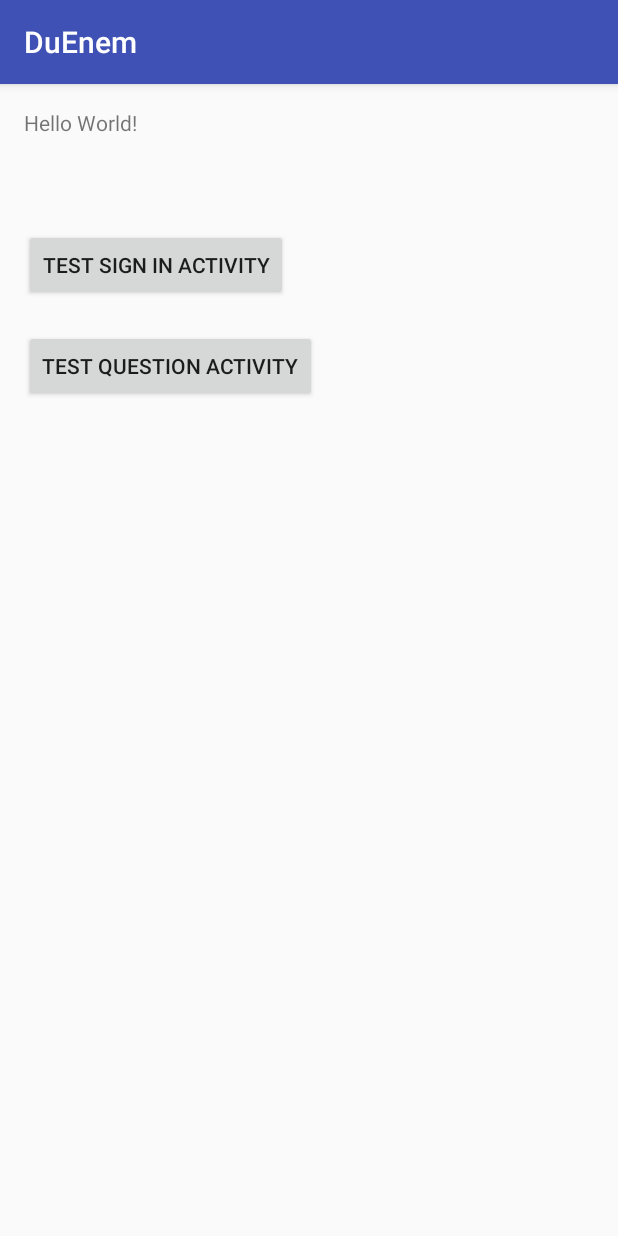
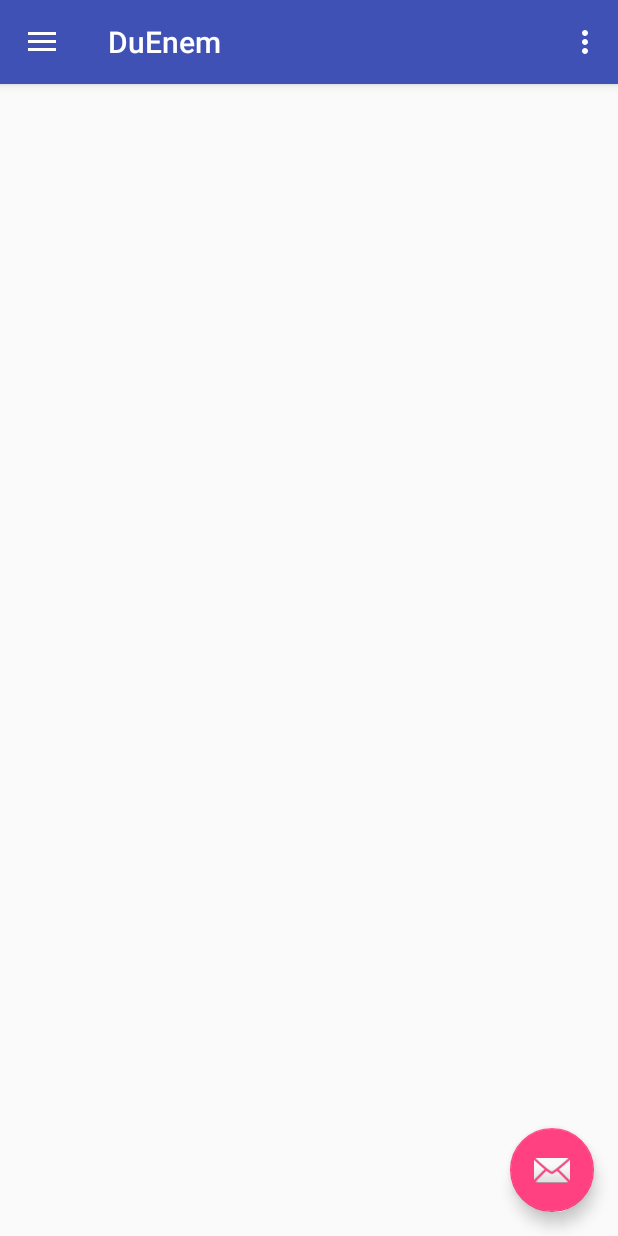
Before and after one commit to leandrovianna/DuEnem, an Android app: the screen it shows after launch (MainActivity before the commit, HomeActivity after it), on a phone screen of 412 x 824 dp. Run offline under Robolectric (Android 15) with nearby library versions, the phone set to English and light mode, and no system bars; our stand-ins replace Firebase (no records; nobody signed in at launch, a user with empty details on screens opened directly), Picasso.

Commit message:
Add Home Activity with Navigation Drawer

```diff
--- /dev/null
+++ b/app/src/main/java/com/alpha/duenem/HomeActivity.java
@@ -0,0 +1,149 @@
+package com.alpha.duenem;
+
+import android.content.Context;
+import android.content.Intent;
+import android.database.Cursor;
+import android.os.Bundle;
+import android.support.design.widget.FloatingActionButton;
+import android.support.design.widget.Snackbar;
+import android.support.v4.widget.CursorAdapter;
+import android.util.Log;
+import android.view.View;
+import android.support.design.widget.NavigationView;
+import android.support.v4.view.GravityCompat;
+import android.support.v4.widget.DrawerLayout;
+import android.support.v7.app.ActionBarDrawerToggle;
+import android.support.v7.app.AppCompatActivity;
+import android.support.v7.widget.Toolbar;
+import android.view.Menu;
+import android.view.MenuItem;
+import android.view.ViewGroup;
+import android.widget.ImageView;
+import android.widget.Spinner;
+import android.widget.TextView;
+
+import com.google.firebase.auth.FirebaseAuth;
+import com.google.firebase.auth.FirebaseUser;
+import com.squareup.picasso.Picasso;
+
+public class HomeActivity extends AppCompatActivity
+        implements NavigationView.OnNavigationItemSelectedListener {
+
+    private static final String TAG = HomeActivity.class.getSimpleName();
+    private DrawerLayout mDrawer;
+    private ActionBarDrawerToggle mToggle;
+
+    private FirebaseAuth mAuth;
+
+    @Override
+    protected void onCreate(Bundle savedInstanceState) {
+        super.onCreate(savedInstanceState);
+        setContentView(R.layout.activity_home);
+        Toolbar toolbar = (Toolbar) findViewById(R.id.toolbar);
+        setSupportActionBar(toolbar);
+
+        FloatingActionButton fab = (FloatingActionButton) findViewById(R.id.fab);
+        fab.setOnClickListener(new View.OnClickListener() {
+            @Override
+            public void onClick(View view) {
+                Snackbar.make(view, "Replace with your own action", Snackbar.LENGTH_LONG)
+                        .setAction("Action", null).show();
+            }
+        });
+
+        mDrawer = (DrawerLayout) findViewById(R.id.drawer_layout);
+        mToggle = new ActionBarDrawerToggle(
+                this, mDrawer, toolbar, R.string.navigation_drawer_open, R.string.navigation_drawer_close);
+        mDrawer.addDrawerListener(mToggle);
+        mToggle.syncState();
+
+        NavigationView navigationView = (NavigationView) findViewById(R.id.nav_view);
+        navigationView.setNavigationItemSelectedListener(this);
+
+        mAuth = FirebaseAuth.getInstance();
+    }
+
+    @Override
+    protected void onStart() {
+        super.onStart();
+
+        updateDrawerHeaderUI(mAuth.getCurrentUser());
+    }
+
+    @Override
+    protected void onDestroy() {
+        mDrawer.removeDrawerListener(mToggle);
+        super.onDestroy();
+    }
+
+    @Override
+    public void onBackPressed() {
+        if (mDrawer.isDrawerOpen(GravityCompat.START)) {
+            mDrawer.closeDrawer(GravityCompat.START);
+        } else {
+            super.onBackPressed();
+        }
+    }
+
+    @Override
+    public boolean onCreateOptionsMenu(Menu menu) {
+        // Inflate the menu; this adds items to the action bar if it is present.
+        getMenuInflater().inflate(R.menu.home, menu);
+        return true;
+    }
+
+    @Override
+    public boolean onOptionsItemSelected(MenuItem item) {
+        // Handle action bar item clicks here. The action bar will
+        // automatically handle clicks on the Home/Up button, so long
+        // as you specify a parent activity in AndroidManifest.xml.
+        int id = item.getItemId();
+
+        //noinspection SimplifiableIfStatement
+        if (id == R.id.action_settings) {
+            return true;
+        }
+
+        return super.onOptionsItemSelected(item);
+    }
+
+    @SuppressWarnings("StatementWithEmptyBody")
+    @Override
+    public boolean onNavigationItemSelected(MenuItem item) {
+        // Handle navigation view item clicks here.
+        int id = item.getItemId();
+
+        switch (id) {
+            case R.id.perfil:
+                Intent intent = new Intent(this, SignInActivity.class);
+                startActivity(intent);
+                break;
+            case R.id.materialestudo:
+                break;
+            case R.id.treinar:
+                break;
+        }
+
+        mDrawer.closeDrawer(GravityCompat.START);
+        return true;
+    }
+
+    private void updateDrawerHeaderUI(FirebaseUser user) {
+        View headerView = ((NavigationView) findViewById(R.id.nav_view)).getHeaderView(0);
+        ImageView avatar = (ImageView) headerView.findViewById(R.id.avatar);
+        TextView username = (TextView) headerView.findViewById(R.id.username);
+        TextView email = (TextView) headerView.findViewById(R.id.email);
+
+        if (user != null) {
+            Log.d(TAG, "User photo url: "+user.getPhotoUrl());
+
+            Picasso.with(this).load(user.getPhotoUrl()).into(avatar);
+            username.setText(user.getDisplayName());
+            email.setText(user.getEmail());
+        } else {
+            avatar.setImageResource(R.mipmap.ic_launcher);
+            username.setText(getString(R.string.app_name));
+            email.setText("");
+        }
+    }
+}
--- a/app/src/main/java/com/alpha/duenem/SignInActivity.java
+++ b/app/src/main/java/com/alpha/duenem/SignInActivity.java
@@ -53,6 +53,9 @@ public class SignInActivity extends AppCompatActivity implements GoogleApiClient
                 .enableAutoManage(this , this)
                 .addApi(Auth.GOOGLE_SIGN_IN_API, gso)
                 .build();
+
+        if (getSupportActionBar() != null)
+            getSupportActionBar().setDisplayHomeAsUpEnabled(true);
     }
 
     @Override
--- /dev/null
+++ b/app/src/main/res/layout/activity_home.xml
@@ -0,0 +1,25 @@
+<?xml version="1.0" encoding="utf-8"?>
+<android.support.v4.widget.DrawerLayout xmlns:android="http://schemas.android.com/apk/res/android"
+    xmlns:app="http://schemas.android.com/apk/res-auto"
+    xmlns:tools="http://schemas.android.com/tools"
+    android:id="@+id/drawer_layout"
+    android:layout_width="match_parent"
+    android:layout_height="match_parent"
+    android:fitsSystemWindows="true"
+    tools:openDrawer="start">
+
+    <include
+        layout="@layout/app_bar_home"
+        android:layout_width="match_parent"
+        android:layout_height="match_parent" />
+
+    <android.support.design.widget.NavigationView
+        android:id="@+id/nav_view"
+        android:layout_width="wrap_content"
+        android:layout_height="match_parent"
+        android:layout_gravity="start"
+        android:fitsSystemWindows="true"
+        app:headerLayout="@layout/nav_header_home"
+        app:menu="@menu/activity_home_drawer" />
+
+</android.support.v4.widget.DrawerLayout>
--- /dev/null
+++ b/app/src/main/res/layout/app_bar_home.xml
@@ -0,0 +1,33 @@
+<?xml version="1.0" encoding="utf-8"?>
+<android.support.design.widget.CoordinatorLayout xmlns:android="http://schemas.android.com/apk/res/android"
+    xmlns:app="http://schemas.android.com/apk/res-auto"
+    xmlns:tools="http://schemas.android.com/tools"
+    android:layout_width="match_parent"
+    android:layout_height="match_parent"
+    tools:context="com.alpha.duenem.HomeActivity">
+
+    <android.support.design.widget.AppBarLayout
+        android:layout_width="match_parent"
+        android:layout_height="wrap_content"
+        android:theme="@style/AppTheme.AppBarOverlay">
+
+        <android.support.v7.widget.Toolbar
+            android:id="@+id/toolbar"
+            android:layout_width="match_parent"
+            android:layout_height="?attr/actionBarSize"
+            android:background="?attr/colorPrimary"
+            app:popupTheme="@style/AppTheme.PopupOverlay" />
+
+    </android.support.design.widget.AppBarLayout>
+
+    <include layout="@layout/content_home" />
+
+    <android.support.design.widget.FloatingActionButton
+        android:id="@+id/fab"
+        android:layout_width="wrap_content"
+        android:layout_height="wrap_content"
+        android:layout_gravity="bottom|end"
+        android:layout_margin="@dimen/fab_margin"
+        app:srcCompat="@android:drawable/ic_dialog_email" />
+
+</android.support.design.widget.CoordinatorLayout>
--- /dev/null
+++ b/app/src/main/res/layout/content_home.xml
@@ -0,0 +1,11 @@
+<?xml version="1.0" encoding="utf-8"?>
+<android.support.constraint.ConstraintLayout xmlns:android="http://schemas.android.com/apk/res/android"
+    xmlns:app="http://schemas.android.com/apk/res-auto"
+    xmlns:tools="http://schemas.android.com/tools"
+    android:layout_width="match_parent"
+    android:layout_height="match_parent"
+    app:layout_behavior="@string/appbar_scrolling_view_behavior"
+    tools:context="com.alpha.duenem.HomeActivity"
+    tools:showIn="@layout/app_bar_home">
+
+</android.support.constraint.ConstraintLayout>
--- /dev/null
+++ b/app/src/main/res/menu/activity_home_drawer.xml
@@ -0,0 +1,27 @@
+<?xml version="1.0" encoding="utf-8"?>
+<menu xmlns:android="http://schemas.android.com/apk/res/android">
+
+    <group android:checkableBehavior="single">
+        <!--Example-->
+        <!--<item-->
+            <!--android:id="@+id/nav_camera"-->
+            <!--android:icon="@drawable/ic_menu_camera"-->
+            <!--android:title="Import" />-->
+        <item
+            android:id="@+id/perfil"
+            android:title="Sua conta"
+            />
+
+        <item
+            android:id="@+id/materialestudo"
+            android:title="Material de Estudo"
+            />
+
+        <item
+            android:id="@+id/treinar"
+            android:title="Treinar"
+            />
+
+    </group>
+
+</menu>
--- /dev/null
+++ b/app/src/main/res/menu/home.xml
@@ -0,0 +1,9 @@
+<?xml version="1.0" encoding="utf-8"?>
+<menu xmlns:android="http://schemas.android.com/apk/res/android"
+    xmlns:app="http://schemas.android.com/apk/res-auto">
+    <item
+        android:id="@+id/action_settings"
+        android:orderInCategory="100"
+        android:title="@string/action_settings"
+        app:showAsAction="never" />
+</menu>
--- a/app/src/main/res/values/dimens.xml
+++ b/app/src/main/res/values/dimens.xml
@@ -3,4 +3,6 @@
     <dimen name="activity_horizontal_margin">16dp</dimen>
     <dimen name="activity_vertical_margin">16dp</dimen>
     <dimen name="fab_margin">16dp</dimen>
+    <dimen name="nav_header_vertical_spacing">16dp</dimen>
+    <dimen name="nav_header_height">160dp</dimen>
 </resources>
--- a/app/src/main/res/values/strings.xml
+++ b/app/src/main/res/values/strings.xml
@@ -1,5 +1,6 @@
 <resources>
     <string name="app_name">DuEnem</string>
+    <string name="title_main_activity">MainActivity</string>
     <string name="title_activity_question">Question</string>
 
     <string name="web_client_id">851016398350-eagemka39u9kr4lprkcbsanis5giaikc.apps.googleusercontent.com</string>
@@ -7,4 +8,10 @@
     <string name="title_activity_sign_in">Entre em sua conta</string>
     <string name="signin_welcome_text">Bem vindo ao DuEnem.</string>
     <string name="signin_welcome_subtext">Para aproveitar o App, crie sua conta.</string>
+    <string name="title_activity_home">HomeActivity</string>
+
+    <string name="navigation_drawer_open">Open navigation drawer</string>
+    <string name="navigation_drawer_close">Close navigation drawer</string>
+
+    <string name="action_settings">Settings</string>
 </resources>
```
Also changed, not shown: app/build.gradle (+8 -3 lines), app/src/main/AndroidManifest.xml (+16 -4 lines), app/src/main/res/drawable/side_nav_bar.xml (added, +9 -0 lines), app/src/main/res/layout/nav_header_home.xml (added, +37 -0 lines).
